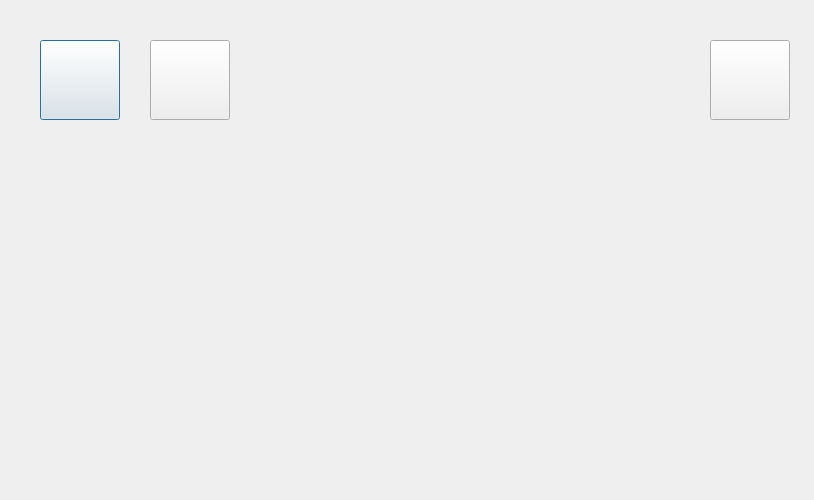
This is src/XMusic/medialibdlg.ui in 1028417/XMusic as Qt 5 draws it before an edit. The edited form follows.
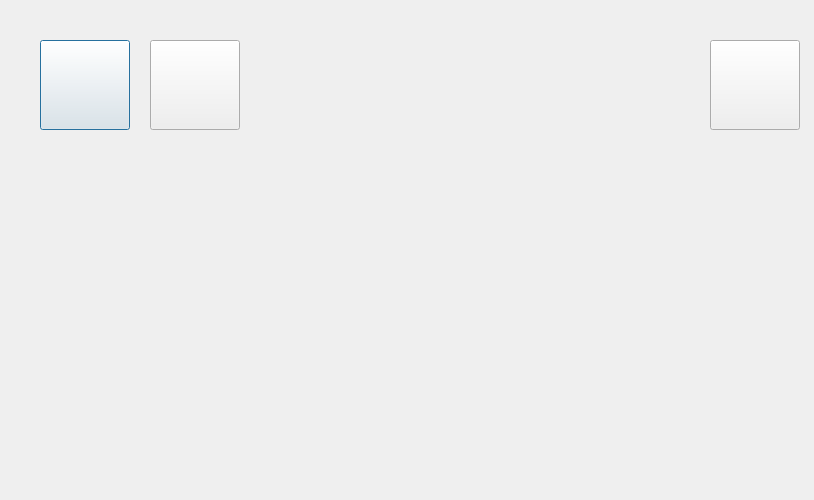
This is the edited form. Icons and pictures are not drawn. Custom widgets are drawn as their Qt base class.

Patch:
```diff
--- a/src/XMusic/medialibdlg.ui
+++ b/src/XMusic/medialibdlg.ui
@@ -18,8 +18,8 @@
     <rect>
      <x>40</x>
      <y>40</y>
-     <width>80</width>
-     <height>80</height>
+     <width>90</width>
+     <height>90</height>
     </rect>
    </property>
    <property name="autoFillBackground">
@@ -62,8 +62,8 @@
     <rect>
      <x>150</x>
      <y>40</y>
-     <width>80</width>
-     <height>80</height>
+     <width>90</width>
+     <height>90</height>
     </rect>
    </property>
    <property name="autoFillBackground">
@@ -90,8 +90,8 @@
     <rect>
      <x>710</x>
      <y>40</y>
-     <width>80</width>
-     <height>80</height>
+     <width>90</width>
+     <height>90</height>
     </rect>
    </property>
    <property name="autoFillBackground">
```
